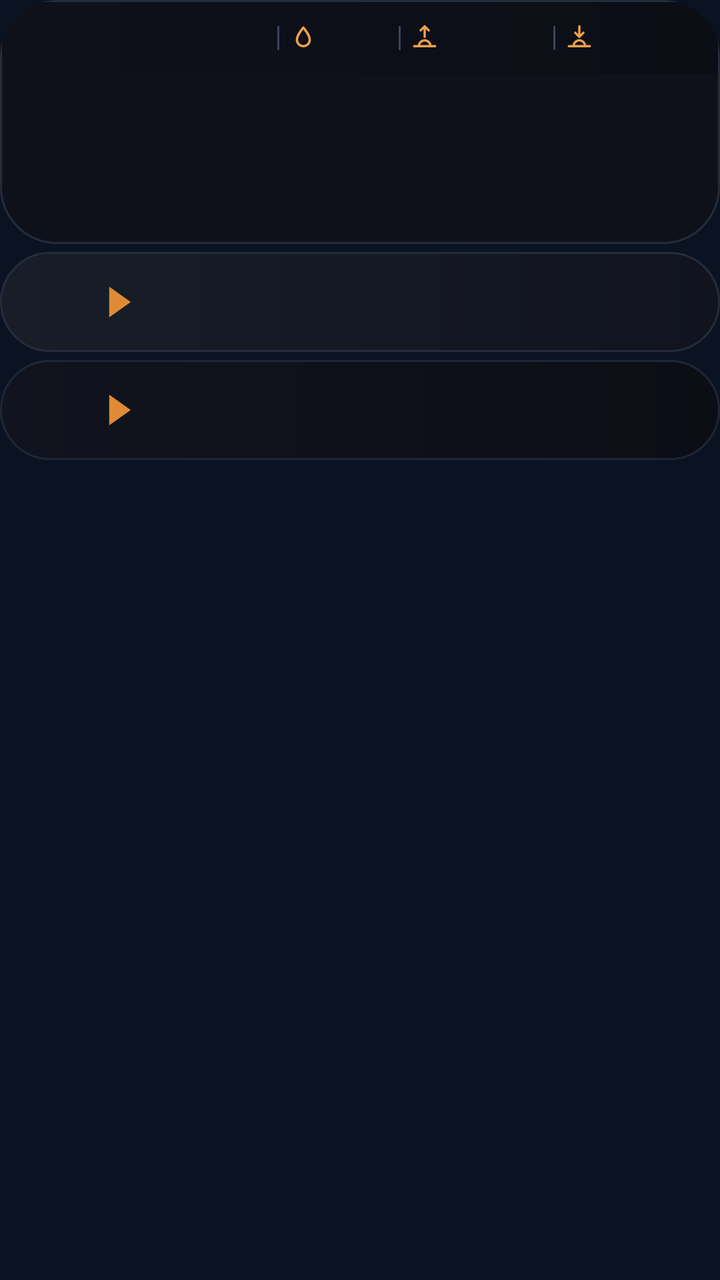
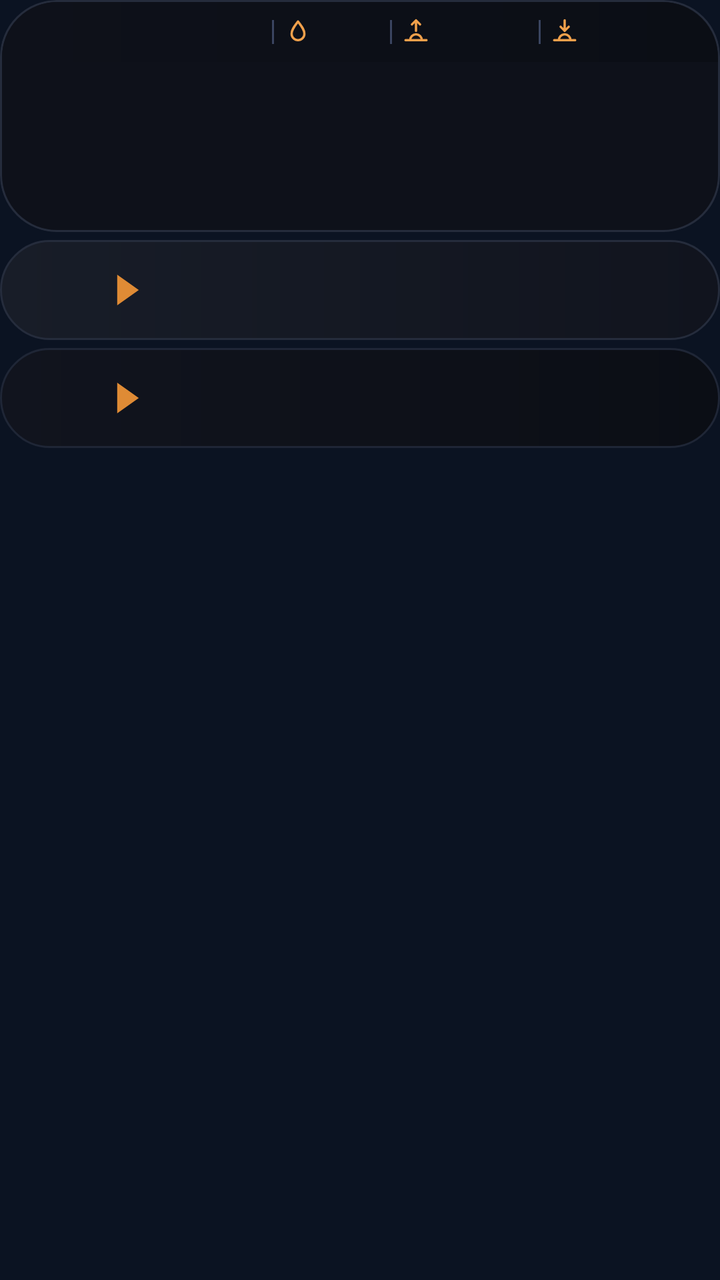

The first picture is an Android layout as it rendered before a commit; the second is the same layout after the commit. The layout source and the unified diff follow.
<!-- AndroidManifest.xml: application theme AppTheme -->
<!-- res/layout/widget_k2.xml -->
<?xml version="1.0" encoding="utf-8"?>
<FrameLayout xmlns:android="http://schemas.android.com/apk/res/android"
    android:id="@+id/root"
    android:layout_width="match_parent"
    android:layout_height="match_parent"
    android:padding="0dp">

    <LinearLayout
        android:layout_width="match_parent"
        android:layout_height="wrap_content"
        android:orientation="vertical">
        <LinearLayout
            android:layout_width="match_parent"
            android:layout_height="wrap_content"
            android:background="@drawable/cur_clocks"
            android:clipToOutline="true"
            android:orientation="vertical"
            android:padding="1dp">
        <LinearLayout
            android:layout_width="match_parent"
            android:layout_height="36dp"
            android:orientation="horizontal"
            android:gravity="center"
            android:background="@drawable/cur_header_flat"
            android:paddingStart="10dp"
            android:paddingEnd="10dp">
            <ImageView
                android:id="@+id/hdr_feels"
                android:layout_width="0dp"
                android:layout_height="18dp"
                android:layout_weight="15"
                android:scaleType="fitCenter" />
            <ImageView
                android:id="@+id/sep0"
                android:layout_width="1dp"
                android:layout_height="12dp"
                android:src="@drawable/cur_sep"
                android:layout_marginStart="5dp"
                android:layout_marginEnd="5dp"
                android:scaleType="fitXY" />
            <ImageView
                android:id="@+id/ic0"
                android:layout_width="14dp"
                android:layout_height="14dp"
                android:src="@drawable/ic_drop"
                android:scaleType="fitCenter" />
            <ImageView
                android:id="@+id/hdr_hum"
                android:layout_width="0dp"
                android:layout_height="18dp"
                android:layout_weight="4"
                android:layout_marginStart="3dp"
                android:scaleType="fitStart" />
            <ImageView
                android:id="@+id/sep1"
                android:layout_width="1dp"
                android:layout_height="12dp"
                android:src="@drawable/cur_sep"
                android:layout_marginStart="5dp"
                android:layout_marginEnd="5dp"
                android:scaleType="fitXY" />
            <ImageView
                android:id="@+id/ic1"
                android:layout_width="14dp"
                android:layout_height="14dp"
                android:src="@drawable/ic_sunrise"
                android:scaleType="fitCenter" />
            <ImageView
                android:id="@+id/hdr_rise"
                android:layout_width="0dp"
                android:layout_height="18dp"
                android:layout_weight="6"
                android:layout_marginStart="3dp"
                android:scaleType="fitStart" />
            <ImageView
                android:id="@+id/sep2"
                android:layout_width="1dp"
                android:layout_height="12dp"
                android:src="@drawable/cur_sep"
                android:layout_marginStart="5dp"
                android:layout_marginEnd="5dp"
                android:scaleType="fitXY" />
            <ImageView
                android:id="@+id/ic2"
                android:layout_width="14dp"
                android:layout_height="14dp"
                android:src="@drawable/ic_sunset"
                android:scaleType="fitCenter" />
            <ImageView
                android:id="@+id/hdr_set"
                android:layout_width="0dp"
                android:layout_height="18dp"
                android:layout_weight="6"
                android:layout_marginStart="3dp"
                android:scaleType="fitStart" />
        </LinearLayout>
        <LinearLayout
            android:layout_width="match_parent"
            android:layout_height="84dp"
            android:orientation="horizontal"
            android:padding="0dp">
            <FrameLayout
                android:layout_width="0dp"
                android:layout_height="match_parent"
                android:layout_weight="1">
                <ImageView
                    android:id="@+id/clk_bg_0"
                    android:layout_width="match_parent"
                    android:layout_height="match_parent"
                    android:scaleType="fitXY" />
                <LinearLayout
                    android:layout_width="match_parent"
                    android:layout_height="match_parent"
                    android:orientation="vertical"
                    android:gravity="center"
                    android:paddingBottom="7dp"
                android:paddingStart="2dp"
                    android:paddingEnd="2dp">
                    <ImageView
                        android:id="@+id/clk_day_0"
                        android:layout_width="match_parent"
                        android:layout_height="16dp"
                        android:scaleType="fitCenter" />
                    <ImageView
                        android:id="@+id/clk_time_0"
                        android:layout_width="match_parent"
                        android:layout_height="30dp"
                        android:scaleType="fitCenter" />
                    <ImageView
                        android:id="@+id/clk_city_0"
                        android:layout_width="match_parent"
                        android:layout_height="17dp"
                        android:scaleType="fitCenter" />
                </LinearLayout>
            </FrameLayout>
            <FrameLayout
                android:layout_width="0dp"
                android:layout_height="match_parent"
                android:layout_weight="1">
                <ImageView
                    android:id="@+id/clk_bg_1"
                    android:layout_width="match_parent"
                    android:layout_height="match_parent"
                    android:scaleType="fitXY" />
                <LinearLayout
                    android:layout_width="match_parent"
                    android:layout_height="match_parent"
                    android:orientation="vertical"
                    android:gravity="center"
                    android:paddingBottom="7dp"
                android:paddingStart="2dp"
                    android:paddingEnd="2dp">
                    <ImageView
                        android:id="@+id/clk_day_1"
                        android:layout_width="match_parent"
                        android:layout_height="16dp"
                        android:scaleType="fitCenter" />
                    <ImageView
                        android:id="@+id/clk_time_1"
                        android:layout_width="match_parent"
                        android:layout_height="30dp"
                        android:scaleType="fitCenter" />
                    <ImageView
                        android:id="@+id/clk_city_1"
                        android:layout_width="match_parent"
                        android:layout_height="17dp"
                        android:scaleType="fitCenter" />
                </LinearLayout>
            </FrameLayout>
            <FrameLayout
                android:layout_width="0dp"
                android:layout_height="match_parent"
                android:layout_weight="1">
                <ImageView
                    android:id="@+id/clk_bg_2"
                    android:layout_width="match_parent"
                    android:layout_height="match_parent"
                    android:scaleType="fitXY" />
                <LinearLayout
                    android:layout_width="match_parent"
                    android:layout_height="match_parent"
                    android:orientation="vertical"
                    android:gravity="center"
                    android:paddingBottom="7dp"
                android:paddingStart="2dp"
                    android:paddingEnd="2dp">
                    <ImageView
                        android:id="@+id/clk_day_2"
                        android:layout_width="match_parent"
                        android:layout_height="16dp"
                        android:scaleType="fitCenter" />
                    <ImageView
                        android:id="@+id/clk_time_2"
                        android:layout_width="match_parent"
                        android:layout_height="30dp"
                        android:scaleType="fitCenter" />
                    <ImageView
                        android:id="@+id/clk_city_2"
                        android:layout_width="match_parent"
                        android:layout_height="17dp"
                        android:scaleType="fitCenter" />
                </LinearLayout>
            </FrameLayout>
            <FrameLayout
                android:layout_width="0dp"
                android:layout_height="match_parent"
                android:layout_weight="1">
                <ImageView
                    android:id="@+id/clk_bg_3"
                    android:layout_width="match_parent"
                    android:layout_height="match_parent"
                    android:scaleType="fitXY" />
                <LinearLayout
                    android:layout_width="match_parent"
                    android:layout_height="match_parent"
                    android:orientation="vertical"
                    android:gravity="center"
                    android:paddingBottom="7dp"
                android:paddingStart="2dp"
                    android:paddingEnd="2dp">
                    <ImageView
                        android:id="@+id/clk_day_3"
                        android:layout_width="match_parent"
                        android:layout_height="16dp"
                        android:scaleType="fitCenter" />
                    <ImageView
                        android:id="@+id/clk_time_3"
                        android:layout_width="match_parent"
                        android:layout_height="30dp"
                        android:scaleType="fitCenter" />
                    <ImageView
                        android:id="@+id/clk_city_3"
                        android:layout_width="match_parent"
                        android:layout_height="17dp"
                        android:scaleType="fitCenter" />
                </LinearLayout>
            </FrameLayout>
        </LinearLayout>
        </LinearLayout>
        <LinearLayout
            android:layout_width="match_parent"
            android:layout_height="50dp"
            android:orientation="horizontal"
            android:gravity="center_vertical"
            android:layout_marginTop="4dp"
            android:background="@drawable/cur_row_light"
            android:paddingStart="10dp"
            android:paddingEnd="10dp">
            <LinearLayout
                android:layout_width="wrap_content"
                android:layout_height="wrap_content"
                android:orientation="horizontal"
                android:gravity="center_vertical">
                <ImageView
                    android:id="@+id/fl_a_0"
                    android:layout_width="30dp"
                    android:layout_height="30dp"
                    android:scaleType="fitCenter" />
                <ImageView
                    android:id="@+id/code_a_0"
                    android:layout_width="wrap_content"
                    android:layout_height="22dp"
                    android:adjustViewBounds="true"
                    android:layout_marginStart="6dp"
                    android:scaleType="fitStart" />
                <ImageView
                    android:id="@+id/arrow_0"
                    android:layout_width="12dp"
                    android:layout_height="16dp"
                    android:src="@drawable/cur_arrow"
                    android:layout_marginStart="8dp"
                    android:layout_marginEnd="10dp"
                    android:scaleType="fitCenter" />
                <ImageView
                    android:id="@+id/fl_b_0"
                    android:layout_width="30dp"
                    android:layout_height="30dp"
                    android:scaleType="fitCenter" />
                <ImageView
                    android:id="@+id/code_b_0"
                    android:layout_width="wrap_content"
                    android:layout_height="22dp"
                    android:adjustViewBounds="true"
                    android:layout_marginStart="6dp"
                    android:scaleType="fitStart" />
            </LinearLayout>
            <FrameLayout
                android:layout_width="0dp"
                android:layout_height="1dp"
                android:layout_weight="1" />
            <LinearLayout
                android:layout_width="108dp"
                android:layout_height="wrap_content"
                android:orientation="vertical"
                android:layout_marginStart="6dp">
                <LinearLayout
                    android:layout_width="match_parent"
                    android:layout_height="wrap_content"
                    android:orientation="horizontal"
                    android:gravity="center_vertical">
                    <ImageView
                        android:id="@+id/mkt_lbl_0"
                        android:layout_width="40dp"
                        android:layout_height="14dp"
                        android:scaleType="fitStart" />
                    <ImageView
                        android:id="@+id/mkt_val_0"
                        android:layout_width="0dp"
                        android:layout_height="20dp"
                        android:layout_weight="1"
                        android:scaleType="fitEnd" />
                </LinearLayout>
                <LinearLayout
                    android:layout_width="match_parent"
                    android:layout_height="wrap_content"
                    android:orientation="horizontal"
                    android:gravity="center_vertical"
                    android:layout_marginTop="2dp">
                    <ImageView
                        android:id="@+id/visa_logo_0"
                        android:layout_width="40dp"
                        android:layout_height="20dp"
                        android:scaleType="fitStart" />
                    <ImageView
                        android:id="@+id/visa_val_0"
                        android:layout_width="0dp"
                        android:layout_height="17dp"
                        android:layout_weight="1"
                        android:scaleType="fitEnd" />
                </LinearLayout>
            </LinearLayout>
        </LinearLayout>
        <LinearLayout
            android:layout_width="match_parent"
            android:layout_height="50dp"
            android:orientation="horizontal"
            android:gravity="center_vertical"
            android:layout_marginTop="4dp"
            android:background="@drawable/cur_row_dark"
            android:paddingStart="10dp"
            android:paddingEnd="10dp">
            <LinearLayout
                android:layout_width="wrap_content"
                android:layout_height="wrap_content"
                android:orientation="horizontal"
                android:gravity="center_vertical">
                <ImageView
                    android:id="@+id/fl_a_1"
                    android:layout_width="30dp"
                    android:layout_height="30dp"
                    android:scaleType="fitCenter" />
                <ImageView
                    android:id="@+id/code_a_1"
                    android:layout_width="wrap_content"
                    android:layout_height="22dp"
                    android:adjustViewBounds="true"
                    android:layout_marginStart="6dp"
                    android:scaleType="fitStart" />
                <ImageView
                    android:id="@+id/arrow_1"
                    android:layout_width="12dp"
                    android:layout_height="16dp"
                    android:src="@drawable/cur_arrow"
                    android:layout_marginStart="8dp"
                    android:layout_marginEnd="10dp"
                    android:scaleType="fitCenter" />
                <ImageView
                    android:id="@+id/fl_b_1"
                    android:layout_width="30dp"
                    android:layout_height="30dp"
                    android:scaleType="fitCenter" />
                <ImageView
                    android:id="@+id/code_b_1"
                    android:layout_width="wrap_content"
                    android:layout_height="22dp"
                    android:adjustViewBounds="true"
                    android:layout_marginStart="6dp"
                    android:scaleType="fitStart" />
            </LinearLayout>
            <FrameLayout
                android:layout_width="0dp"
                android:layout_height="1dp"
                android:layout_weight="1" />
            <LinearLayout
                android:layout_width="108dp"
                android:layout_height="wrap_content"
                android:orientation="vertical"
                android:layout_marginStart="6dp">
                <LinearLayout
                    android:layout_width="match_parent"
                    android:layout_height="wrap_content"
                    android:orientation="horizontal"
                    android:gravity="center_vertical">
                    <ImageView
                        android:id="@+id/mkt_lbl_1"
                        android:layout_width="40dp"
                        android:layout_height="14dp"
                        android:scaleType="fitStart" />
                    <ImageView
                        android:id="@+id/mkt_val_1"
                        android:layout_width="0dp"
                        android:layout_height="20dp"
                        android:layout_weight="1"
                        android:scaleType="fitEnd" />
                </LinearLayout>
                <LinearLayout
                    android:layout_width="match_parent"
                    android:layout_height="wrap_content"
                    android:orientation="horizontal"
                    android:gravity="center_vertical"
                    android:layout_marginTop="2dp">
                    <ImageView
                        android:id="@+id/visa_logo_1"
                        android:layout_width="40dp"
                        android:layout_height="20dp"
                        android:scaleType="fitStart" />
                    <ImageView
                        android:id="@+id/visa_val_1"
                        android:layout_width="0dp"
                        android:layout_height="17dp"
                        android:layout_weight="1"
                        android:scaleType="fitEnd" />
                </LinearLayout>
            </LinearLayout>
        </LinearLayout>
    </LinearLayout>
</FrameLayout>
<!-- resources referenced by this layout -->
<resources>
  <!-- drawable cur_arrow (drawable) -->
  <?xml version="1.0" encoding="utf-8"?>
  <vector xmlns:android="http://schemas.android.com/apk/res/android" android:width="20dp" android:height="26dp" android:viewportWidth="20" android:viewportHeight="26">
      <path android:fillColor="#FFDF8B35" android:pathData="M1,0L1,26L19,13Z" />
  </vector>
  <!-- drawable cur_clocks (drawable) -->
  <?xml version="1.0" encoding="utf-8"?>
  <shape xmlns:android="http://schemas.android.com/apk/res/android" android:shape="rectangle">
      <gradient android:angle="0" android:startColor="#FF0E111A" android:endColor="#FF0E111A" />
      <stroke android:width="1dp" android:color="#FF252C3C" />
      <corners android:radius="@dimen/widget_radius" />
  </shape>
  <!-- drawable cur_header_flat (drawable) -->
  <?xml version="1.0" encoding="utf-8"?>
  <shape xmlns:android="http://schemas.android.com/apk/res/android" android:shape="rectangle">
      <gradient android:angle="0" android:startColor="#FF0E111A" android:endColor="#FF0B0E15" />
  </shape>
  <!-- drawable cur_row_dark (drawable) -->
  <?xml version="1.0" encoding="utf-8"?>
  <shape xmlns:android="http://schemas.android.com/apk/res/android" android:shape="rectangle">
      <gradient android:angle="0" android:startColor="#FF11141E" android:endColor="#FF0B0E15" />
      <stroke android:width="1dp" android:color="#FF1F2636" />
      <corners android:radius="@dimen/widget_radius" />
  </shape>
  <!-- drawable cur_row_light (drawable) -->
  <?xml version="1.0" encoding="utf-8"?>
  <shape xmlns:android="http://schemas.android.com/apk/res/android" android:shape="rectangle">
      <gradient android:angle="0" android:startColor="#FF181D28" android:endColor="#FF11141E" />
      <stroke android:width="1dp" android:color="#FF252C3C" />
      <corners android:radius="@dimen/widget_radius" />
  </shape>
  <!-- drawable cur_sep (drawable) -->
  <?xml version="1.0" encoding="utf-8"?>
  <shape xmlns:android="http://schemas.android.com/apk/res/android" android:shape="rectangle"><solid android:color="#FF3A4560" /></shape>
  <!-- drawable ic_drop (drawable) -->
  <?xml version="1.0" encoding="utf-8"?>
  <vector xmlns:android="http://schemas.android.com/apk/res/android" android:width="24dp" android:height="24dp" android:viewportWidth="24" android:viewportHeight="24">
      <path android:strokeColor="#FFF0A04B" android:strokeWidth="2" android:strokeLineJoin="round" android:fillColor="#00000000"
          android:pathData="M12,3C15,7 17.5,10 17.5,13.5A5.5,5.5 0,0 1,6.5 13.5C6.5,10 9,7 12,3Z" />
  </vector>
  <!-- drawable ic_sunset (drawable) -->
  <?xml version="1.0" encoding="utf-8"?>
  <vector xmlns:android="http://schemas.android.com/apk/res/android" android:width="24dp" android:height="24dp" android:viewportWidth="24" android:viewportHeight="24">
      <path android:strokeColor="#FFF0A04B" android:strokeWidth="2" android:strokeLineCap="round" android:strokeLineJoin="round" android:fillColor="#00000000"
          android:pathData="M3,19L21,19M7,19A5,5 0,0 1,17 19M12,2L12,11M8.5,7.5L12,11L15.5,7.5" />
  </vector>
  <style name="AppTheme" parent="@android:style/Theme.DeviceDefault.NoActionBar">
          <item name="android:colorAccent">#DF8B35</item>
          <item name="android:colorControlActivated">#DF8B35</item>
          <item name="android:windowBackground">#0B1322</item>
          <item name="android:statusBarColor">#0E111A</item>
          <item name="android:navigationBarColor">#0B1322</item>
          <item name="android:textColorHint">#718096</item>
      </style>
  <dimen name="widget_radius">28dp</dimen>
  <!-- unchanged entries left out for length: 1 -->
</resources>

<!-- the commit's change to res/layout/widget_k2.xml (unified diff, before → after) -->
@@ -18,12 +18,12 @@
             android:padding="1dp">
         <LinearLayout
             android:layout_width="match_parent"
-            android:layout_height="36dp"
+            android:layout_height="30dp"
             android:orientation="horizontal"
             android:gravity="center"
-            android:background="@drawable/cur_header_flat"
-            android:paddingStart="10dp"
-            android:paddingEnd="10dp">
+            android:background="@drawable/cur_header_top"
+            android:paddingStart="14dp"
+            android:paddingEnd="20dp">
             <ImageView
                 android:id="@+id/hdr_feels"
                 android:layout_width="0dp"
@@ -244,8 +244,8 @@
             android:gravity="center_vertical"
             android:layout_marginTop="4dp"
             android:background="@drawable/cur_row_light"
-            android:paddingStart="10dp"
-            android:paddingEnd="10dp">
+            android:paddingStart="14dp"
+            android:paddingEnd="20dp">
             <LinearLayout
                 android:layout_width="wrap_content"
                 android:layout_height="wrap_content"
@@ -289,7 +289,7 @@
                 android:layout_height="1dp"
                 android:layout_weight="1" />
             <LinearLayout
-                android:layout_width="108dp"
+                android:layout_width="116dp"
                 android:layout_height="wrap_content"
                 android:orientation="vertical"
                 android:layout_marginStart="6dp">
@@ -300,8 +300,8 @@
                     android:gravity="center_vertical">
                     <ImageView
                         android:id="@+id/mkt_lbl_0"
-                        android:layout_width="40dp"
-                        android:layout_height="14dp"
+                        android:layout_width="48dp"
+                        android:layout_height="18dp"
                         android:scaleType="fitStart" />
                     <ImageView
                         android:id="@+id/mkt_val_0"
@@ -318,7 +318,7 @@
                     android:layout_marginTop="2dp">
                     <ImageView
                         android:id="@+id/visa_logo_0"
-                        android:layout_width="40dp"
+                        android:layout_width="48dp"
                         android:layout_height="20dp"
                         android:scaleType="fitStart" />
                     <ImageView
@@ -337,8 +337,8 @@
             android:gravity="center_vertical"
             android:layout_marginTop="4dp"
             android:background="@drawable/cur_row_dark"
-            android:paddingStart="10dp"
-            android:paddingEnd="10dp">
+            android:paddingStart="14dp"
+            android:paddingEnd="20dp">
             <LinearLayout
                 android:layout_width="wrap_content"
                 android:layout_height="wrap_content"
@@ -382,7 +382,7 @@
                 android:layout_height="1dp"
                 android:layout_weight="1" />
             <LinearLayout
-                android:layout_width="108dp"
+                android:layout_width="116dp"
                 android:layout_height="wrap_content"
                 android:orientation="vertical"
                 android:layout_marginStart="6dp">
@@ -393,8 +393,8 @@
                     android:gravity="center_vertical">
                     <ImageView
                         android:id="@+id/mkt_lbl_1"
-                        android:layout_width="40dp"
-                        android:layout_height="14dp"
+                        android:layout_width="48dp"
+                        android:layout_height="18dp"
                         android:scaleType="fitStart" />
                     <ImageView
                         android:id="@+id/mkt_val_1"
@@ -411,7 +411,7 @@
                     android:layout_marginTop="2dp">
                     <ImageView
                         android:id="@+id/visa_logo_1"
-                        android:layout_width="40dp"
+                        android:layout_width="48dp"
                         android:layout_height="20dp"
                         android:scaleType="fitStart" />
                     <ImageView
<!-- resource entries referenced after the edit -->
@@ -12,10 +12,11 @@
       <stroke android:width="1dp" android:color="#FF252C3C" />
       <corners android:radius="@dimen/widget_radius" />
   </shape>
-  <!-- drawable cur_header_flat (drawable) -->
+  <!-- drawable cur_header_top (drawable) -->
   <?xml version="1.0" encoding="utf-8"?>
   <shape xmlns:android="http://schemas.android.com/apk/res/android" android:shape="rectangle">
       <gradient android:angle="0" android:startColor="#FF0E111A" android:endColor="#FF0B0E15" />
+      <corners android:topLeftRadius="@dimen/widget_radius" android:topRightRadius="@dimen/widget_radius" />
   </shape>
   <!-- drawable cur_row_dark (drawable) -->
   <?xml version="1.0" encoding="utf-8"?>
